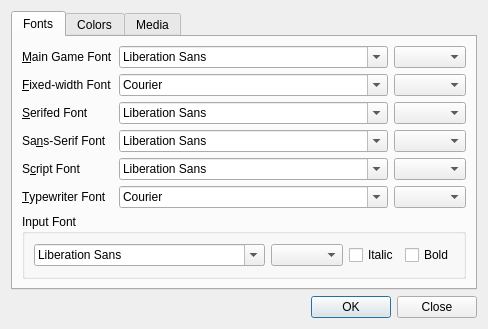
The window that src/qtadsconfdialog.ui (realnc/qtads) describes before a commit, drawn with Qt 5.
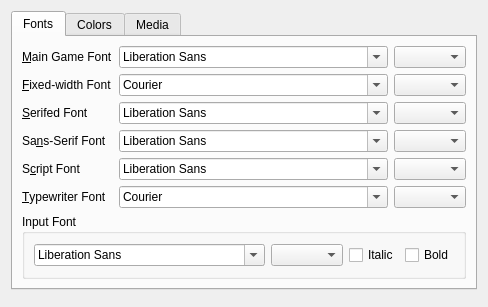
The same window after the commit.

Commit message:
Adapt configuration dialog to local standards (Gnome/KDE/Mac)
On Mac OS X, changes apply instantly and there are no dialog buttons. On Gnome,
changes apply instantly and there's only a "Close" button. On KDE, changes don't
apply instantly, and there are "OK", "Apply" and "Cancel" buttons.

Diff of the .ui file:
```diff
--- a/src/qtadsconfdialog.ui
+++ b/src/qtadsconfdialog.ui
@@ -456,11 +456,7 @@
     </widget>
    </item>
    <item>
-    <widget class="QDialogButtonBox" name="buttonBox">
-     <property name="standardButtons">
-      <set>QDialogButtonBox::Close|QDialogButtonBox::Ok</set>
-     </property>
-    </widget>
+    <widget class="QDialogButtonBox" name="buttonBox"/>
    </item>
   </layout>
  </widget>
```
The commit also changes 2 other files.
